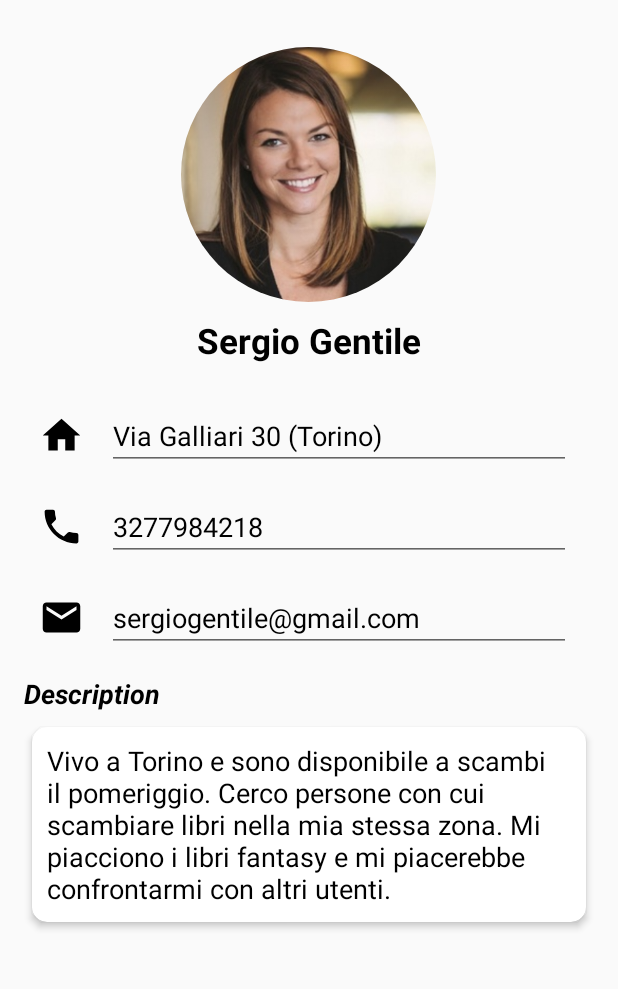
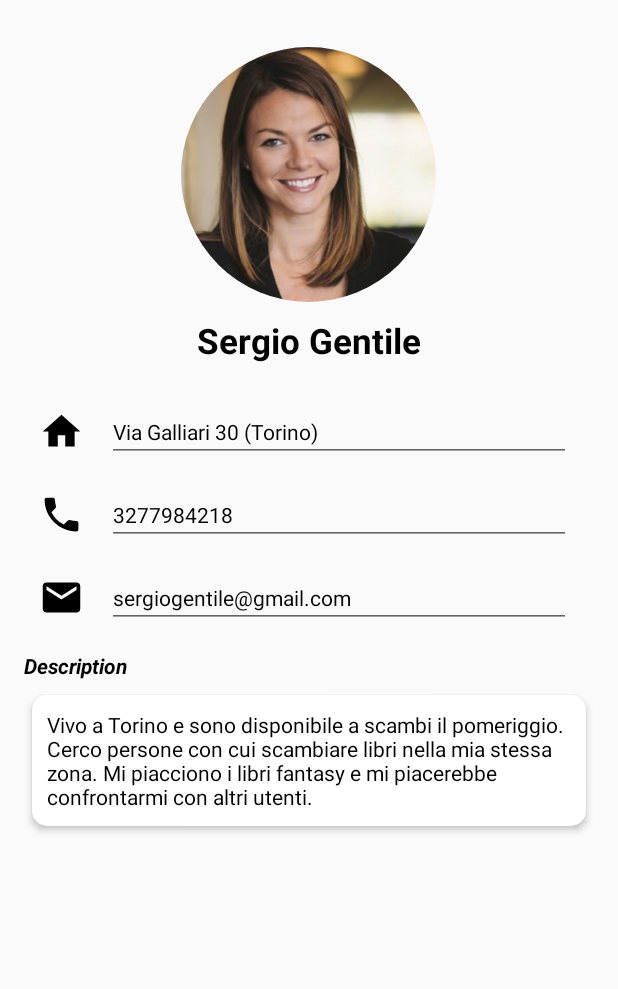
Before and after one commit to SergioGentile/WonderBook, an Android app: the screen it shows after launch (ShowProfile), on a phone screen of 412 x 824 dp, the part 84-1073 px from its top. Run offline under Robolectric (Android 15) with nearby library versions, the phone set to English and light mode, and no system bars; our stand-ins replace CircleImageView.

Commit message:
Possibilità di nascondere per privacy alcune parti del profilo tramite bottoni di switch. Aggiunta lingua inglese, italiano e arabo. Dimensione testo messa come costante.

```diff
--- a/app/src/main/java/it/polito/mad/booksharing/ShowProfile.java
+++ b/app/src/main/java/it/polito/mad/booksharing/ShowProfile.java
@@ -4,9 +4,11 @@ import android.app.Activity;
 import android.support.v7.app.AppCompatActivity;
 import android.os.Bundle;
 import android.support.v7.widget.Toolbar;
+import android.util.Log;
 import android.view.View;
 import android.content.Intent;
 import android.widget.ImageButton;
+import android.widget.LinearLayout;
 import android.widget.TextView;
 
 
@@ -17,7 +19,7 @@ public class ShowProfile extends AppCompatActivity {
     Toolbar toolbar;
     TextView tvDescription, tvName, tvStreet, tvPhone, tvMail;
     User user;
-
+    LinearLayout llStreet, llParent, llPhone, llMail, llDescription;
     @Override
     protected void onCreate(Bundle savedInstanceState) {
         //Start the activity
@@ -33,11 +35,17 @@ public class ShowProfile extends AppCompatActivity {
         tvDescription = (TextView) findViewById(R.id.tvDescription);
         btnModify = (ImageButton) findViewById(R.id.btnModify);
 
+        llStreet = (LinearLayout)findViewById(R.id.llStreet);
+        llMail = (LinearLayout)findViewById(R.id.llMail);
+        llPhone = (LinearLayout)findViewById(R.id.llPhone);
+        llParent = (LinearLayout)findViewById(R.id.llParent);
+        llDescription = (LinearLayout)findViewById(R.id.llDescription);
+
         toolbar.setTitle("Book Sharing");
         //Initialize the user (must be removed an replace with data stored previously)
         user = new User("Sergio", "Gentile", "3277984218", "sergiogentile@gmail.com", "Vivo a Torino e sono disponibile a scambi il pomeriggio. "
                 +"Cerco persone con cui scambiare libri nella mia stessa zona. "
-                + "Mi piacciono i libri fantasy e mi piacerebbe confrontarmi con altri utenti.", "Torino", "10125", "Via Galliari 30" );
+                + "Mi piacciono i libri fantasy e mi piacerebbe confrontarmi con altri utenti.", "Torino", "10125", "Via Galliari 30", 1, 1 ,1 );
         //Set the user
         setUser(user);
 
@@ -57,6 +65,7 @@ public class ShowProfile extends AppCompatActivity {
                 startActivityForResult(intent, MODIFY_PROFILE);
             }
         });
+
     }
 
     @Override
@@ -74,11 +83,37 @@ public class ShowProfile extends AppCompatActivity {
     }
 
     private void setUser(User user){
+
         tvName.setText(user.getName() + " " +  user.getSurname());
         tvStreet.setText(user.getStreet() + " (" + user.getCity()+")");
         tvPhone.setText(user.getPhone());
         tvMail.setText(user.getEmail());
         tvDescription.setText(user.getDescription());
+
+        //Remove all
+        if (llStreet.getVisibility() == View.VISIBLE) {
+            llParent.removeView(llStreet);
+        }
+        if (llPhone.getVisibility() == View.VISIBLE) {
+            llParent.removeView(llPhone);
+        }
+        if (llMail.getVisibility() == View.VISIBLE) {
+            llParent.removeView(llMail);
+        }
+        if (llDescription.getVisibility() == View.VISIBLE) {
+            llParent.removeView(llDescription);
+        }
+
+        //Add all in order
+        if(user.isCheckStreet()==1){
+            llParent.addView(llStreet);
+        }
+        if(user.isCheckPhone()==1){
+            llParent.addView(llPhone);
+        }
+        if(user.isCheckMail()==1){
+            llParent.addView(llMail);
+        }
+        llParent.addView(llDescription);
     }
-
 }
--- a/app/src/main/java/it/polito/mad/booksharing/User.java
+++ b/app/src/main/java/it/polito/mad/booksharing/User.java
@@ -21,12 +21,13 @@ import android.os.Parcelable;
 
 public class User implements Parcelable{
     private String name, surname, phone, email, description, city, cap, street;
+    private int isCheckStreet, isCheckPhone, isCheckMail;
 
     public User(){
 
     }
 
-    public User(String name, String surname, String phone, String email, String description, String city, String cap, String street) {
+    public User(String name, String surname, String phone, String email, String description, String city, String cap, String street, int isCheckMail, int isCheckPhone, int isCheckStreet) {
         this.name = name;
         this.surname = surname;
         this.phone = phone;
@@ -35,6 +36,9 @@ public class User implements Parcelable{
         this.city = city;
         this.cap = cap;
         this.street = street;
+        this.isCheckMail = isCheckMail;
+        this.isCheckPhone = isCheckPhone;
+        this.isCheckStreet = isCheckStreet;
     }
 
     public String getStreet() {
@@ -101,6 +105,30 @@ public class User implements Parcelable{
         this.cap = cap;
     }
 
+    public int isCheckStreet() {
+        return isCheckStreet;
+    }
+
+    public void setCheckStreet(int checkStreet) {
+        isCheckStreet = checkStreet;
+    }
+
+    public int isCheckPhone() {
+        return isCheckPhone;
+    }
+
+    public void setCheckPhone(int checkPhone) {
+        isCheckPhone = checkPhone;
+    }
+
+    public int isCheckMail() {
+        return isCheckMail;
+    }
+
+    public void setCheckMail(int checkMail) {
+        isCheckMail = checkMail;
+    }
+
     @Override
     public int describeContents() {
         return 0;
@@ -116,6 +144,9 @@ public class User implements Parcelable{
         dest.writeString(this.city);
         dest.writeString(this.cap);
         dest.writeString(this.street);
+        dest.writeInt(this.isCheckMail);
+        dest.writeInt(this.isCheckPhone);
+        dest.writeInt(this.isCheckStreet);
     }
 
     public final static Parcelable.Creator CREATOR = new Parcelable.Creator() {
@@ -139,6 +170,9 @@ public class User implements Parcelable{
         this.city = parcel.readString();
         this.cap = parcel.readString();
         this.street = parcel.readString();
+        this.isCheckMail = parcel.readInt();
+        this.isCheckPhone = parcel.readInt();
+        this.isCheckStreet = parcel.readInt();
     }
 
 
--- a/app/src/main/res/layout/activity_show_profile.xml
+++ b/app/src/main/res/layout/activity_show_profile.xml
@@ -32,28 +32,26 @@
                 android:src="@drawable/ic_mode_edit_black_24dp" />
         </android.support.v7.widget.ActionBarContainer>
 
-
         <RelativeLayout
             android:layout_width="match_parent"
-            android:layout_height="match_parent"
-            >
+            android:layout_height="match_parent">
 
             <ScrollView
                 android:layout_width="match_parent"
-                android:layout_height="match_parent"
-                >
+                android:layout_height="match_parent">
+
                 <LinearLayout
+                    android:id="@+id/llParent"
                     android:layout_width="match_parent"
                     android:layout_height="match_parent"
-                    android:orientation="vertical"
                     android:layout_marginLeft="16dp"
-                    android:layout_marginRight="16dp">
+                    android:layout_marginRight="16dp"
+                    android:orientation="vertical">
 
                     <RelativeLayout
-                        android:layout_marginTop="16dp"
                         android:layout_width="match_parent"
                         android:layout_height="wrap_content"
-                        >
+                        android:layout_marginTop="16dp">
 
                         <LinearLayout
                             android:layout_width="match_parent"
@@ -85,123 +83,134 @@
                     </RelativeLayout>
 
                     <LinearLayout
-                        android:layout_marginTop="15dp"
+                        android:id="@+id/llStreet"
                         android:layout_width="match_parent"
                         android:layout_height="wrap_content"
+                        android:layout_marginTop="15dp"
                         android:orientation="horizontal">
+
                         <ImageView
-                            android:src="@drawable/ic_home_black_24dp"
                             android:layout_width="wrap_content"
                             android:layout_height="wrap_content"
                             android:layout_gravity="center"
                             android:layout_marginLeft="10dp"
+                            android:src="@drawable/ic_home_black_24dp"
 
                             />
 
                         <TextView
                             android:id="@+id/tvStreet"
-                            android:layout_marginRight="15dp"
-                            android:layout_marginLeft="15dp"
-                            android:layout_gravity="center"
                             android:layout_width="match_parent"
                             android:layout_height="wrap_content"
-                            android:text="Via Galliari 30, Torino"
-                            android:textSize="18sp"
-                            android:textColor="@android:color/black"
+                            android:layout_gravity="center"
+                            android:layout_marginLeft="15dp"
+                            android:layout_marginRight="15dp"
                             android:background="?attr/editTextBackground"
                             android:gravity="center_vertical"
-                            />
+                            android:text="Via Galliari 30, Torino"
+                            android:textColor="@android:color/black"
+                            android:textSize="@dimen/tv_dim" />
 
                     </LinearLayout>
+
                     <LinearLayout
-                        android:layout_marginTop="15dp"
+                        android:id="@+id/llPhone"
                         android:layout_width="match_parent"
                         android:layout_height="wrap_content"
+                        android:layout_marginTop="15dp"
                         android:orientation="horizontal">
+
                         <ImageView
-                            android:src="@drawable/ic_phone_black_24dp"
                             android:layout_width="wrap_content"
                             android:layout_height="wrap_content"
                             android:layout_gravity="center"
                             android:layout_marginLeft="10dp"
+                            android:src="@drawable/ic_phone_black_24dp"
 
                             />
 
                         <TextView
                             android:id="@+id/tvPhone"
-                            android:layout_marginRight="15dp"
-                            android:layout_marginLeft="15dp"
-                            android:layout_gravity="center"
                             android:layout_width="match_parent"
                             android:layout_height="wrap_content"
-                            android:text="3277984218"
-                            android:textSize="18sp"
-                            android:textColor="@android:color/black"
+                            android:layout_gravity="center"
+                            android:layout_marginLeft="15dp"
+                            android:layout_marginRight="15dp"
                             android:background="?attr/editTextBackground"
                             android:gravity="center_vertical"
-                            />
+                            android:text="3277984218"
+                            android:textColor="@android:color/black"
+                            android:textSize="@dimen/tv_dim" />
 
                     </LinearLayout>
+
                     <LinearLayout
-                        android:layout_marginTop="15dp"
+                        android:id="@+id/llMail"
                         android:layout_width="match_parent"
                         android:layout_height="wrap_content"
+                        android:layout_marginTop="15dp"
                         android:orientation="horizontal">
+
                         <ImageView
-                            android:src="@drawable/ic_mail_black_24dp"
                             android:layout_width="wrap_content"
                             android:layout_height="wrap_content"
                             android:layout_gravity="center"
                             android:layout_marginLeft="10dp"
+                            android:src="@drawable/ic_mail_black_24dp"
 
                             />
 
                         <TextView
                             android:id="@+id/tvMail"
-                            android:layout_marginRight="15dp"
-                            android:layout_marginLeft="15dp"
-                            android:layout_gravity="center"
                             android:layout_width="match_parent"
                             android:layout_height="wrap_content"
-                            android:text="sergiogentile@gmail.com"
-                            android:textSize="18sp"
-                            android:textColor="@android:color/black"
+                            android:layout_gravity="center"
+                            android:layout_marginLeft="15dp"
+                            android:layout_marginRight="15dp"
                             android:background="?attr/editTextBackground"
                             android:gravity="center_vertical"
-                            />
+                            android:text="sergiogentile@gmail.com"
+                            android:textColor="@android:color/black"
+                            android:textSize="@dimen/tv_dim" />
                     </LinearLayout>
 
-                    <TextView
-                        android:layout_marginTop="15dp"
-                        android:layout_marginBottom="10dp"
-                        android:textColor="@android:color/black"
-                        android:textSize="18sp"
-                        android:text="Description"
-                        android:textStyle="bold|italic"
-                        android:layout_width="wrap_content"
-                        android:layout_height="wrap_content" />
-                    <android.support.v7.widget.CardView
+                    <LinearLayout
+                        android:id="@+id/llDescription"
                         android:layout_width="match_parent"
                         android:layout_height="wrap_content"
-                        android:layout_marginBottom="15dp"
-                        android:layout_marginRight="5dp"
-                        android:layout_marginLeft="5dp"
-                        app:cardCornerRadius="10dp"
-                        app:cardElevation="3dp"
-                        >
+                        android:orientation="vertical">
                         <TextView
-                            android:id="@+id/tvDescription"
+                            android:layout_width="wrap_content"
+                            android:layout_height="wrap_content"
+                            android:layout_marginBottom="10dp"
+                            android:layout_marginTop="15dp"
+                            android:text="@string/description"
                             android:textColor="@android:color/black"
-                            android:layout_marginRight="10dp"
-                            android:layout_marginLeft="10dp"
-                            android:layout_marginTop="10dp"
-                            android:layout_marginBottom="10dp"
-                            android:textSize="18sp"
+                            android:textSize="@dimen/tv_dim"
+                            android:textStyle="bold|italic" />
+
+                        <android.support.v7.widget.CardView
                             android:layout_width="match_parent"
-                            android:layout_height="match_parent" />
+                            android:layout_height="wrap_content"
+                            android:layout_marginBottom="15dp"
+                            android:layout_marginLeft="5dp"
+                            android:layout_marginRight="5dp"
+                            app:cardCornerRadius="10dp"
+                            app:cardElevation="3dp">
 
-                    </android.support.v7.widget.CardView>
+                            <TextView
+                                android:id="@+id/tvDescription"
+                                android:layout_width="match_parent"
+                                android:layout_height="match_parent"
+                                android:layout_marginBottom="10dp"
+                                android:layout_marginLeft="10dp"
+                                android:layout_marginRight="10dp"
+                                android:layout_marginTop="10dp"
+                                android:textColor="@android:color/black"
+                                android:textSize="@dimen/tv_dim" />
 
+                        </android.support.v7.widget.CardView>
+                    </LinearLayout>
                 </LinearLayout>
             </ScrollView>
         </RelativeLayout>
--- a/app/src/main/res/values/dimens.xml
+++ b/app/src/main/res/values/dimens.xml
@@ -1,3 +1,4 @@
 <resources>
     <dimen name="fab_margin">16dp</dimen>
+    <dimen name="tv_dim">14sp</dimen>
 </resources>
--- a/app/src/main/res/values/styles.xml
+++ b/app/src/main/res/values/styles.xml
@@ -1,11 +1,11 @@
 <resources>
 
     <!-- Base application theme. -->
-    <style name="AppTheme" parent="Theme.AppCompat.Light.DarkActionBar">
+    <style name="AppTheme" parent="Theme.AppCompat.Light.NoActionBar">
         <!-- Customize your theme here. -->
         <item name="colorPrimary">@color/colorPrimary</item>
         <item name="colorPrimaryDark">@color/colorPrimaryDark</item>
-        <item name="colorAccent">@color/colorAccent</item>
+        <item name="colorAccent">@android:color/holo_green_dark</item>
     </style>
 
     <style name="AppTheme.NoActionBar">
```
Also changed, not shown: app/src/main/java/it/polito/mad/booksharing/EditProfile.java (+82 -24 lines), app/src/main/res/layout/activity_edit_profile.xml (+54 -27 lines), app/src/main/res/values/strings.xml (+7 -0 lines), 3 other files.
